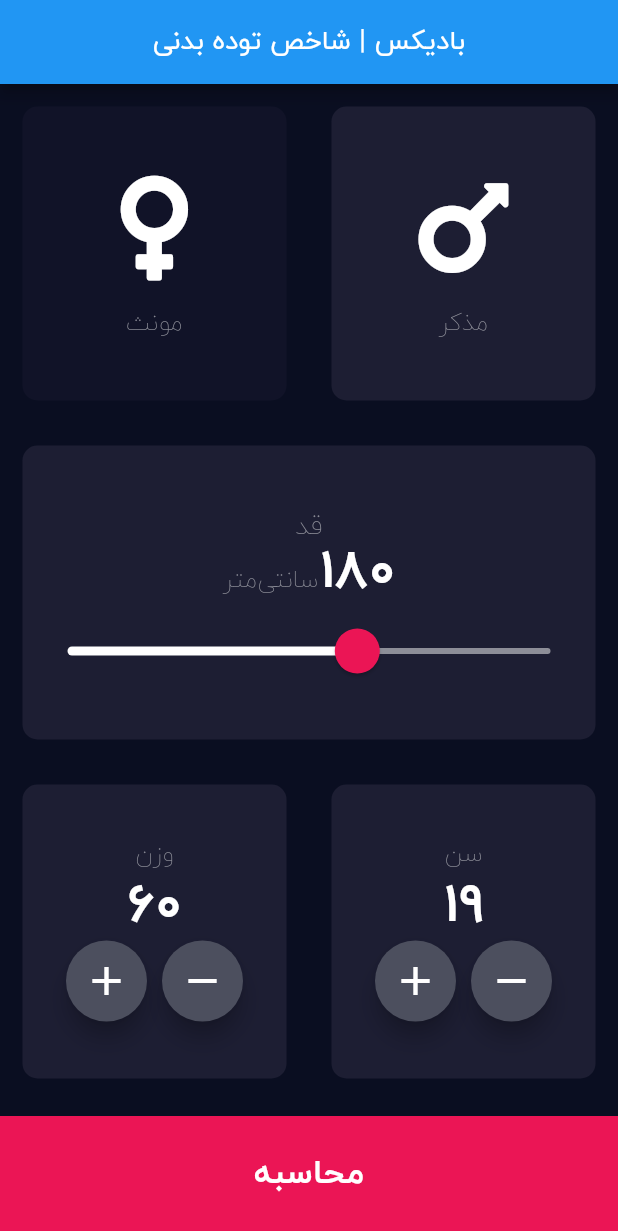
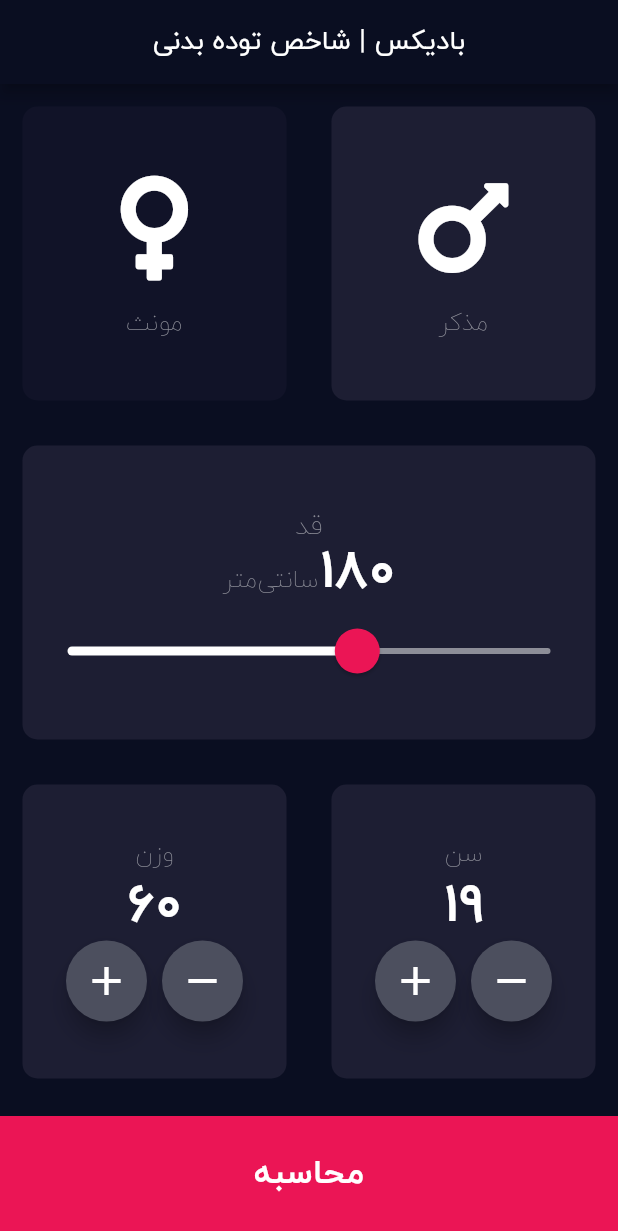
Before and after one commit to mahdyar/bodyx, a Flutter app: the screen it shows after launch, on a phone screen of 412 x 824 dp. Shown: the top 1231 px of the screen. Run offline on Flutter 3.47's test engine with Material 2 defaults, Android fonts, the phone set to English and light mode, and no system bars; our stand-ins replace font_awesome_flutter.

Commit message:
fix: set backgroundcolor on appbar
for better compatibility on ios devices

```diff
--- a/lib/pages/MainPage.dart
+++ b/lib/pages/MainPage.dart
@@ -32,9 +32,9 @@ class _MainPageState extends State<MainPage> {
   Widget build(BuildContext context) {
     return Scaffold(
         appBar: AppBar(
-          centerTitle: true,
-          title: Text(widget.title),
-        ),
+            centerTitle: true,
+            title: Text(widget.title),
+            backgroundColor: kMainColor),
         body: Column(
           crossAxisAlignment: CrossAxisAlignment.stretch,
           children: <Widget>[
```
Also changed, not shown: pubspec.lock, 4 other files.
